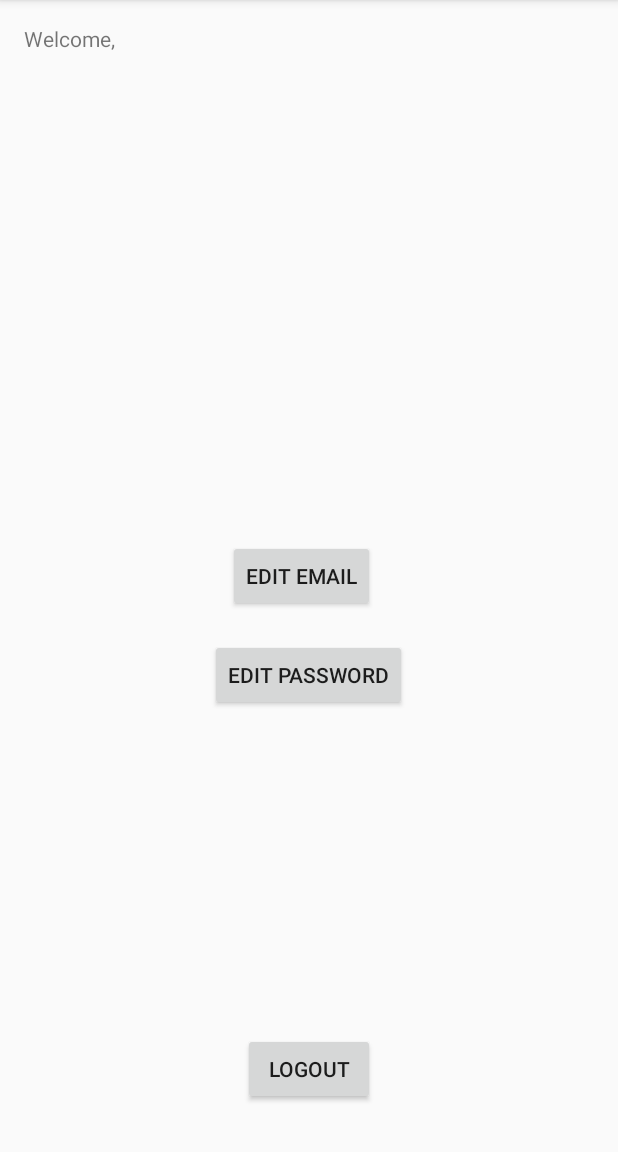
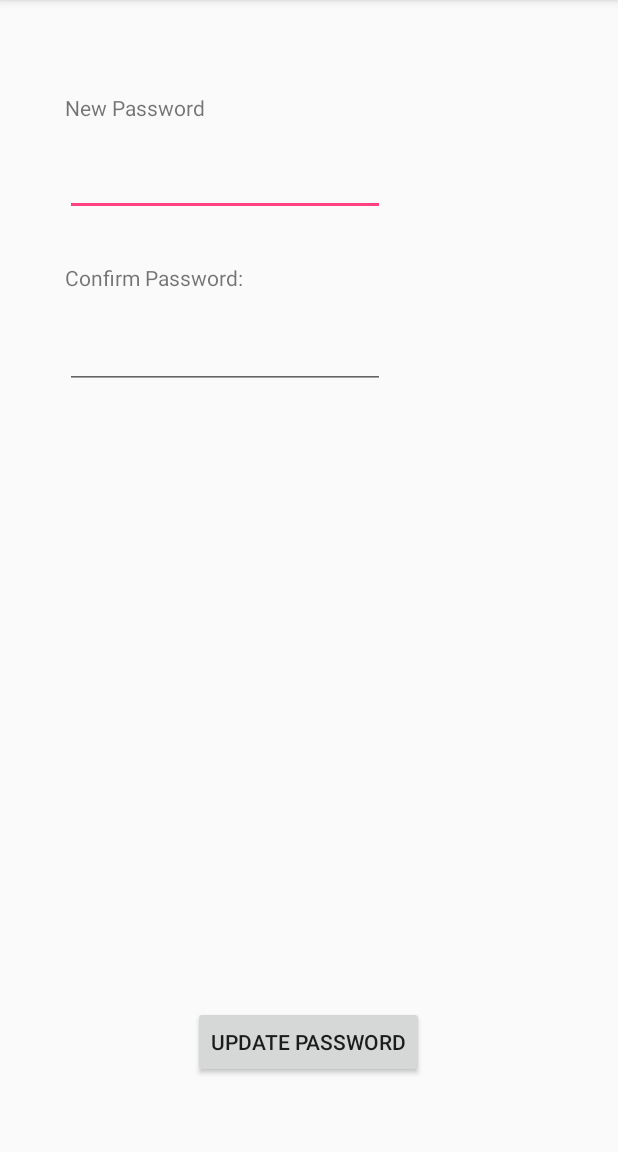
Before and after one commit to OmarB97/TeamHighKey25, an Android app: the successful_login screen opened directly, with no data from a screen before it, after a tap on "EDIT PASSWORD", on a phone screen of 412 x 824 dp, the part 84-1236 px from its top. Run offline under Robolectric (Android 15) with nearby library versions, the phone set to English and light mode, and no system bars; 1 statement that could not run was skipped.

Commit message:
Registration with Editable user data (No Persistence) complete)

```diff
--- a/#Thirsty/app/src/main/java/com/example/user/thirsty/UserProfile.java
+++ b/#Thirsty/app/src/main/java/com/example/user/thirsty/UserProfile.java
@@ -9,5 +9,7 @@ public abstract class UserProfile {
     abstract String getPassword();
     abstract String getEmail();
     abstract String getUserType();
+    abstract void setPassword(String password);
+    abstract void setEmail(String email);
 
 }
--- a/#Thirsty/app/src/main/java/com/example/user/thirsty/successful_login.java
+++ b/#Thirsty/app/src/main/java/com/example/user/thirsty/successful_login.java
@@ -27,5 +27,17 @@ public class successful_login extends AppCompatActivity {
             Intent i = new Intent(successful_login.this, WelcomeScreen.class);
             startActivity(i);
         }
+
+        if (view.getId() == R.id.edit_email) {
+            Intent i = new Intent(successful_login.this, update_email.class);
+            i.putExtra("Username", getIntent().getStringExtra("Username"));
+            startActivity(i);
+        }
+
+        if (view.getId() == R.id.edit_password) {
+            Intent i = new Intent(successful_login.this, update_password.class);
+            i.putExtra("Username", getIntent().getStringExtra("Username"));
+            startActivity(i);
+        }
     }
 }
--- a/#Thirsty/app/src/main/res/layout/activity_successful_login.xml
+++ b/#Thirsty/app/src/main/res/layout/activity_successful_login.xml
@@ -41,7 +41,7 @@
         android:layout_width="wrap_content"
         android:layout_height="wrap_content"
         android:id="@+id/edit_password"
-        android:layout_alignTop="@+id/update_email"
+        android:layout_alignTop="@+id/edit_email"
         android:layout_centerHorizontal="true"
         android:layout_marginTop="66dp"
         android:onClick="onButtonClick" />
@@ -50,7 +50,7 @@
         android:text="Edit Email"
         android:layout_width="wrap_content"
         android:layout_height="wrap_content"
-        android:id="@+id/update_email"
+        android:id="@+id/edit_email"
         android:onClick="onButtonClick"
         android:layout_centerVertical="true"
         android:layout_alignEnd="@+id/logout" />
@@ -58,7 +58,7 @@
     <TextView
         android:layout_width="wrap_content"
         android:layout_height="wrap_content"
-        android:layout_above="@+id/update_email"
+        android:layout_above="@+id/edit_email"
         android:layout_centerHorizontal="true"
         android:layout_marginBottom="53dp"
         android:id="@+id/user_info"
--- a/#Thirsty/app/src/main/res/layout/activity_update_password.xml
+++ b/#Thirsty/app/src/main/res/layout/activity_update_password.xml
@@ -10,4 +10,53 @@
     android:paddingTop="@dimen/activity_vertical_margin"
     tools:context="com.example.user.thirsty.update_password">
 
+    <TextView
+        android:layout_width="wrap_content"
+        android:layout_height="wrap_content"
+        android:layout_alignParentTop="true"
+        android:layout_alignParentStart="true"
+        android:layout_marginStart="27dp"
+        android:layout_marginTop="46dp"
+        android:text="New Password"
+        android:id="@+id/txt1" />
+
+    <EditText
+        android:layout_width="wrap_content"
+        android:layout_height="wrap_content"
+        android:inputType="textPassword"
+        android:ems="10"
+        android:layout_below="@+id/txt1"
+        android:layout_alignStart="@+id/txt1"
+        android:layout_marginTop="17dp"
+        android:id="@+id/new_pass" />
+
+    <TextView
+        android:text="Confirm Password:"
+        android:layout_width="wrap_content"
+        android:layout_height="wrap_content"
+        android:layout_below="@+id/new_pass"
+        android:layout_alignStart="@+id/new_pass"
+        android:layout_marginTop="31dp"
+        android:id="@+id/txt2" />
+
+    <EditText
+        android:layout_width="wrap_content"
+        android:layout_height="wrap_content"
+        android:inputType="textPassword"
+        android:ems="10"
+        android:layout_below="@+id/txt2"
+        android:layout_alignStart="@+id/txt2"
+        android:layout_marginTop="19dp"
+        android:id="@+id/confirm_pass" />
+
+    <Button
+        android:text="Update Password"
+        android:layout_width="wrap_content"
+        android:layout_height="wrap_content"
+        android:layout_alignParentBottom="true"
+        android:layout_centerHorizontal="true"
+        android:layout_marginBottom="33dp"
+        android:id="@+id/update_password"
+        android:onClick="onButtonClick" />
+
 </RelativeLayout>
```
Also changed, not shown: #Thirsty/app/src/main/java/com/example/user/thirsty/registration_screen1.java (+8 -0 lines), #Thirsty/app/src/main/java/com/example/user/thirsty/update_email.java (+33 -0 lines), #Thirsty/app/src/main/java/com/example/user/thirsty/update_password.java (+43 -0 lines), #Thirsty/app/src/main/java/com/example/user/thirsty/userDataBase.java (+8 -0 lines), #Thirsty/app/src/main/res/layout/activity_update_email.xml (+29 -0 lines).
